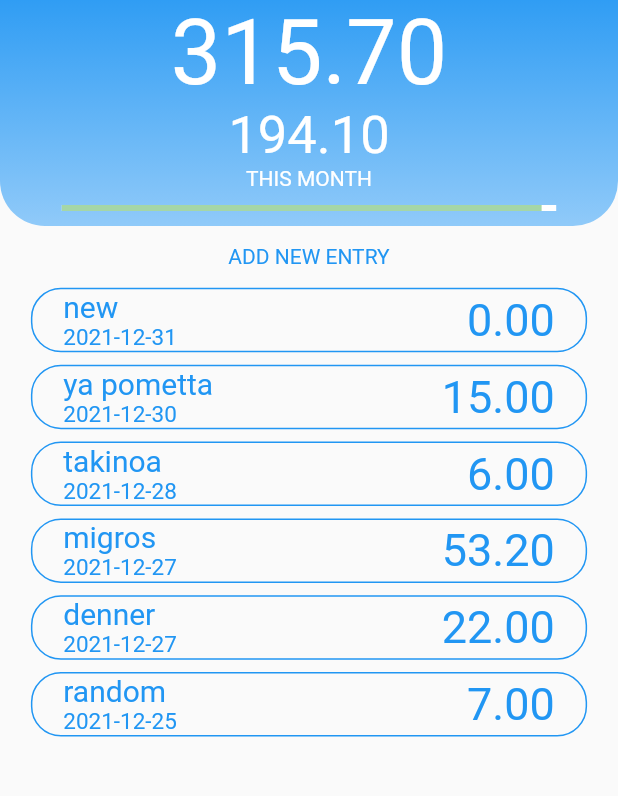
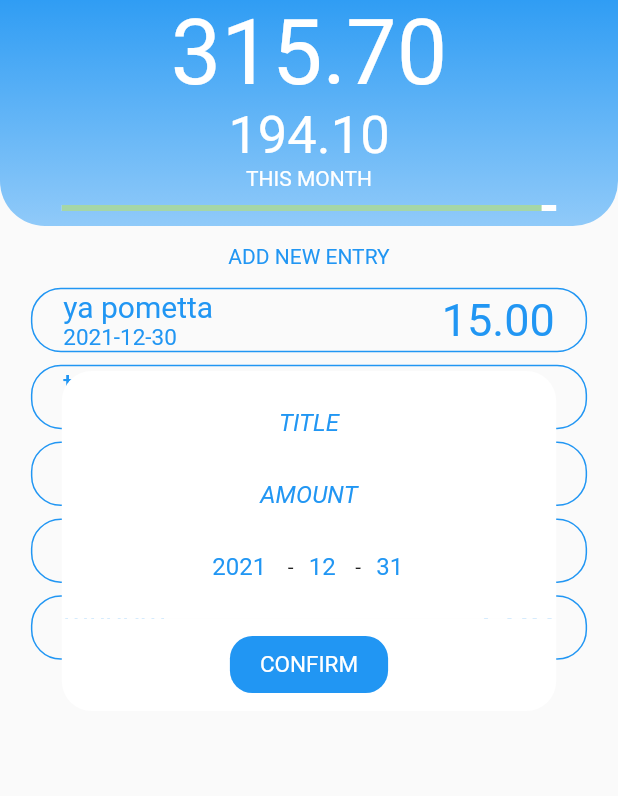
Before and after one commit to rovati/exp-app, a Flutter app: the ExpenseScreen screen opened directly, after a tap on "ADD NEW ENTRY", on a phone screen of 412 x 824 dp, the part 119-915 px from its top. Run offline on Flutter 3.47's test engine with Material 2 defaults, Android fonts, the phone set to English and light mode, and no system bars; our stand-ins replace page_transition.

Commit message:
Add NewEntryDialog design and its interaction in ExpenseScreen

```diff
--- a/exp_app/lib/screen/ExpenseScreen.dart
+++ b/exp_app/lib/screen/ExpenseScreen.dart
@@ -1,5 +1,3 @@
-import 'package:exp/model/ExpenseEntry.dart';
-import 'package:exp/model/ExpenseList.dart';
 import 'package:exp/widget/InteractiveExpenseList.dart';
 import 'package:exp/widget/NewEntryDialog.dart';
 import 'package:flutter/material.dart';
@@ -13,6 +11,17 @@ class ExpenseScreen extends StatefulWidget {
 }
 
 class _ExpenseScreenState extends State<ExpenseScreen> {
+  final animation_duration = 200;
+  late double _dialogOpacity;
+  late bool _isDialogVisible;
+
+  @override
+  void initState() {
+    super.initState();
+    _dialogOpacity = 0.0;
+    _isDialogVisible = false;
+  }
+
   @override
   Widget build(BuildContext context) {
     return Scaffold(
@@ -98,16 +107,74 @@ class _ExpenseScreenState extends State<ExpenseScreen> {
               ],
             ),
           ),
-          /* const Center(
-            child: NewEntryDialog(),
-          ), */
+          Visibility(
+            visible: _isDialogVisible,
+            child: AnimatedOpacity(
+              opacity: _dialogOpacity,
+              duration: Duration(milliseconds: animation_duration),
+              child: Center(
+                child: fullDialog(),
+              ),
+            ),
+          ),
         ],
       ),
     );
   }
 
-  // TODO
+  Widget fullDialog() {
+    return Column(
+      mainAxisAlignment: MainAxisAlignment.center,
+      children: [
+        const NewEntryDialog(),
+        Container(
+          alignment: Alignment.center,
+          width: MediaQuery.of(context).size.width * 0.8,
+          height: MediaQuery.of(context).size.height * 0.075,
+          decoration: const BoxDecoration(
+            color: Colors.white,
+            borderRadius: BorderRadius.only(
+              bottomLeft: Radius.circular(20),
+              bottomRight: Radius.circular(20),
+            ),
+          ),
+          child: InkWell(
+            onTap: _onTapConfirmNewEntry,
+            child: Container(
+              decoration: BoxDecoration(
+                color: Colors.blue,
+                borderRadius: BorderRadius.circular(15),
+              ),
+              child: const Padding(
+                padding: EdgeInsets.symmetric(vertical: 10, horizontal: 20),
+                child: Text(
+                  'CONFIRM',
+                  style: TextStyle(color: Colors.white, fontSize: 15),
+                ),
+              ),
+            ),
+          ),
+        ),
+      ],
+    );
+  }
+
   void _onPressedOpenDialog() {
-    ExpenseList().add(ExpenseEntry('new', 0, DateTime.now()));
+    setState(() {
+      _isDialogVisible = true;
+      _dialogOpacity = 1.0;
+    });
+  }
+
+  // TODO add entry to expense list
+  void _onTapConfirmNewEntry() {
+    setState(() {
+      _dialogOpacity = 0.0;
+    });
+    Future.delayed(Duration(milliseconds: animation_duration), () {
+      setState(() {
+        _isDialogVisible = false;
+      });
+    });
   }
 }
--- /dev/null
+++ b/exp_app/lib/widget/NewEntryDialog.dart
@@ -0,0 +1,282 @@
+import 'package:exp/util/DateUtil.dart';
+import 'package:flutter/material.dart';
+
+class NewEntryDialog extends StatefulWidget {
+  const NewEntryDialog({Key? key}) : super(key: key);
+
+  @override
+  _NewEntryDialogState createState() => _NewEntryDialogState();
+}
+
+class _NewEntryDialogState extends State<NewEntryDialog> {
+  final TextEditingController _contrTitle = TextEditingController();
+  final TextEditingController _contrAmount = TextEditingController();
+  final TextEditingController _contrYear = TextEditingController();
+  final TextEditingController _contrMonth = TextEditingController();
+  final TextEditingController _contrDay = TextEditingController();
+
+  @override
+  void initState() {
+    super.initState();
+    _contrYear.text = DateTime.now().year.toString();
+    _contrMonth.text = DateTime.now().month.toString();
+    _contrDay.text = DateTime.now().day.toString();
+    _contrYear.addListener(_yearCallback);
+    _contrMonth.addListener(_monthCallback);
+    _contrDay.addListener(_dayCallback);
+  }
+
+  @override
+  void dispose() {
+    _contrTitle.dispose();
+    _contrAmount.dispose();
+    _contrYear.dispose();
+    _contrMonth.dispose();
+    _contrDay.dispose();
+    super.dispose();
+  }
+
+  @override
+  Widget build(BuildContext context) {
+    return Container(
+      width: MediaQuery.of(context).size.width * 0.8,
+      height: MediaQuery.of(context).size.height * 0.20,
+      decoration: const BoxDecoration(
+        color: Colors.white,
+        borderRadius: BorderRadius.only(
+          topLeft: Radius.circular(20),
+          topRight: Radius.circular(20),
+        ),
+      ),
+      child: Column(
+        mainAxisAlignment: MainAxisAlignment.center,
+        children: [
+          Container(
+            width: MediaQuery.of(context).size.width * 0.6,
+            child: TextField(
+              controller: _contrTitle,
+              maxLength: 15,
+              style: const TextStyle(color: Colors.blue),
+              textAlign: TextAlign.center,
+              decoration: const InputDecoration(
+                hintText: 'TITLE',
+                hintStyle:
+                    TextStyle(color: Colors.blue, fontStyle: FontStyle.italic),
+                border: InputBorder.none,
+                counterText: '',
+              ),
+            ),
+          ),
+          Container(
+            width: MediaQuery.of(context).size.width * 0.6,
+            child: TextField(
+              controller: _contrAmount,
+              maxLength: 7,
+              textAlign: TextAlign.center,
+              style: const TextStyle(color: Colors.blue),
+              keyboardType: TextInputType.number,
+              decoration: const InputDecoration(
+                hintText: 'AMOUNT',
+                hintStyle:
+                    TextStyle(color: Colors.blue, fontStyle: FontStyle.italic),
+                border: InputBorder.none,
+                counterText: '',
+              ),
+            ),
+          ),
+          Row(
+            mainAxisAlignment: MainAxisAlignment.center,
+            children: [
+              Container(
+                width: MediaQuery.of(context).size.width * 0.15,
+                child: TextField(
+                  controller: _contrYear,
+                  maxLength: 4,
+                  style: const TextStyle(color: Colors.blue),
+                  textAlign: TextAlign.center,
+                  keyboardType: TextInputType.number,
+                  decoration: const InputDecoration(
+                    /* hintText: 'YYYY',
+                    hintStyle: TextStyle(color: Colors.blue), */
+                    border: InputBorder.none,
+                    counterText: '',
+                  ),
+                ),
+              ),
+              const Text('-'),
+              Container(
+                width: MediaQuery.of(context).size.width * 0.1,
+                child: TextField(
+                  controller: _contrMonth,
+                  maxLength: 2,
+                  style: const TextStyle(color: Colors.blue),
+                  textAlign: TextAlign.center,
+                  keyboardType: TextInputType.number,
+                  decoration: const InputDecoration(
+                    /* hintText: 'MM',
+                    hintStyle: TextStyle(color: Colors.blue), */
+                    border: InputBorder.none,
+                    counterText: '',
+                  ),
+                ),
+              ),
+              const Text('-'),
+              Container(
+                width: MediaQuery.of(context).size.width * 0.1,
+                child: TextField(
+                  controller: _contrDay,
+                  maxLength: 2,
+                  style: const TextStyle(color: Colors.blue),
+                  textAlign: TextAlign.center,
+                  keyboardType: TextInputType.number,
+                  decoration: const InputDecoration(
+                    /* hintText: 'DD',
+                    hintStyle: TextStyle(color: Colors.blue), */
+                    border: InputBorder.none,
+                    counterText: '',
+                  ),
+                ),
+              ),
+            ],
+          ),
+        ],
+      ),
+    );
+  }
+
+/* #### CALLBACKS ####
+
+  These callbacks are defined to check the input date and make it valid.
+  A valid date is considered to be between January 1st 2021 and the current
+  date.
+
+  REVIEW might be changed later to accept future dates, so that to addn planned
+  expenses. */
+
+  void _yearCallback() {
+    clampEmptyMonth();
+    clampEmptyDay();
+    if (_contrYear.text.length == 4) {
+      clampYear();
+      clampMonth();
+      clampDay();
+    }
+  }
+
+  void _monthCallback() {
+    clampEmptyYear();
+    clampEmptyDay();
+    if (_contrYear.text.length != 4) {
+      clampYear();
+    }
+    clampMonth();
+    if (_contrMonth.text.isNotEmpty) {
+      clampDay();
+    }
+  }
+
+  void _dayCallback() {
+    clampEmptyYear();
+    clampEmptyMonth();
+    if (_contrYear.text.length != 4) {
+      clampYear();
+      clampMonth();
+    }
+    clampDay();
+  }
+
+  void clampYear() {
+    final currVal = _contrYear.text.isEmpty ? -1 : int.parse(_contrYear.text);
+    final currYear = DateTime.now().year;
+    var correctedYear = _contrYear.text;
+
+    correctedYear = currVal > currYear ? currYear.toString() : correctedYear;
+    if (_contrYear.text.isNotEmpty) {
+      correctedYear = currVal < DateUtil.minYear
+          ? DateUtil.minYear.toString()
+          : correctedYear;
+    }
+    _contrYear.value = TextEditingValue(
+      text: correctedYear,
+      selection: TextSelection.collapsed(offset: correctedYear.length),
+    );
+  }
+
+  /// NOTE Assumes current year value is valid.
+  void clampMonth() {
+    final currMonthVal =
+        _contrMonth.text.isEmpty ? -1 : int.parse(_contrMonth.text);
+    final currMonth = DateTime.now().month;
+    final currYearVal = int.parse(_contrYear.text);
+    final currYear = DateTime.now().year;
+    var correctedMonth = _contrMonth.text;
+
+    if (currYearVal == currYear && currMonthVal > currMonth) {
+      correctedMonth = currMonth.toString();
+    } else {
+      if (_contrMonth.text.isNotEmpty) {
+        correctedMonth = currMonthVal < 1 ? 1.toString() : correctedMonth;
+        correctedMonth = currMonthVal > 12 ? 12.toString() : correctedMonth;
+      }
+    }
+    _contrMonth.value = TextEditingValue(
+      text: correctedMonth,
+      selection: TextSelection.collapsed(offset: correctedMonth.length),
+    );
+  }
+
+  /// NOTE Assumes current year and months are valid
+  void clampDay() {
+    final currDayVal = _contrDay.text.isEmpty ? -1 : int.parse(_contrDay.text);
+    final currDay = DateTime.now().day;
+    final currMonthVal = int.parse(_contrMonth.text);
+    final currMonth = DateTime.now().month;
+    final currYearVal = int.parse(_contrYear.text);
+    final currYear = DateTime.now().year;
+    var correctedDay = _contrDay.text;
+
+    if (currYearVal == currYear &&
+        currMonthVal == currMonth &&
+        currDayVal > currDay) {
+      correctedDay = currDay.toString();
+    } else {
+      if (_contrDay.text.isNotEmpty) {
+        correctedDay = currDayVal < 1 ? 1.toString() : correctedDay;
+        final maxDays = DateUtil.maxDays(currYearVal, currMonthVal);
+        correctedDay = currDayVal > maxDays ? maxDays.toString() : correctedDay;
+      }
+    }
+    _contrDay.value = TextEditingValue(
+      text: correctedDay,
+      selection: TextSelection.collapsed(offset: correctedDay.length),
+    );
+  }
+
+  void clampEmptyYear() {
+    if (_contrYear.text.isEmpty) {
+      final text = DateUtil.minYear.toString();
+      _contrYear.value = TextEditingValue(
+        text: text,
+        selection: TextSelection.collapsed(offset: text.length),
+      );
+    }
+  }
+
+  void clampEmptyMonth() {
+    if (_contrMonth.text.isEmpty) {
+      _contrMonth.value = const TextEditingValue(
+        text: '1',
+        selection: TextSelection.collapsed(offset: 1),
+      );
+    }
+  }
+
+  void clampEmptyDay() {
+    if (_contrDay.text.isEmpty) {
+      _contrDay.value = const TextEditingValue(
+        text: '1',
+        selection: TextSelection.collapsed(offset: 1),
+      );
+    }
+  }
+}
```
Also changed, not shown: exp_app/lib/util/DateUtil.dart (added, +17 -0 lines).
